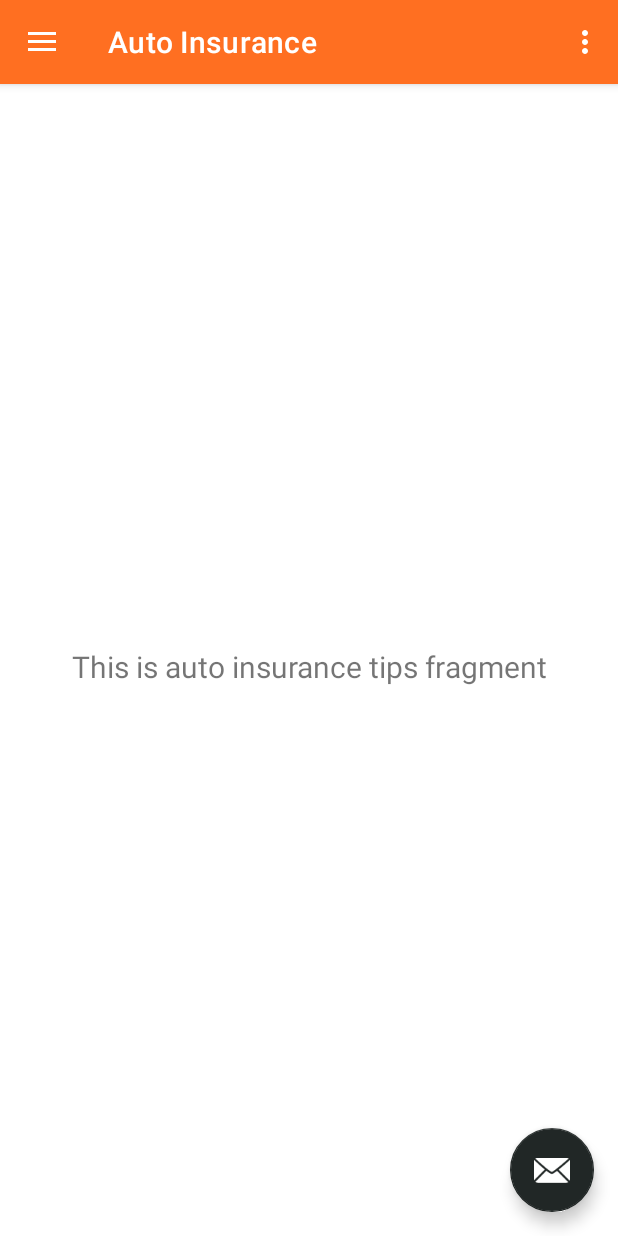
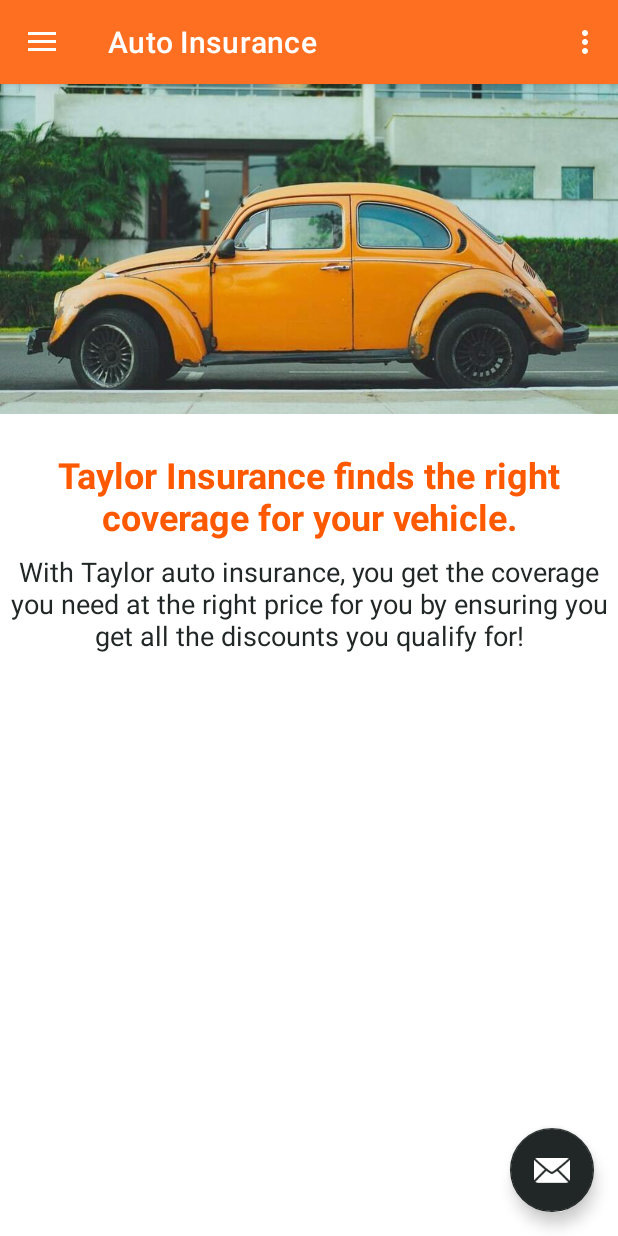
Before and after one commit to JLP763/CapstoneAndroidApp, an Android app: the MainActivity screen opened directly, with no data from a screen before it, in the side drawer, after a tap on "Auto Insurance", on a phone screen of 412 x 824 dp. Run offline under Robolectric (Android 15) with nearby library versions, the phone set to English and light mode, and no system bars; our stand-ins replace navigation-ui.

Commit message:
Worked on Auto Insurance fragment

```diff
--- a/app/build.gradle
+++ b/app/build.gradle
@@ -37,6 +37,7 @@
     implementation 'androidx.navigation:navigation-ui:2.3.2'
     implementation 'androidx.lifecycle:lifecycle-livedata-ktx:2.2.0'
     implementation 'androidx.lifecycle:lifecycle-viewmodel-ktx:2.2.0'
+    implementation 'com.google.android.gms:play-services-maps:17.0.0'
     testImplementation 'junit:junit:4.+'
     androidTestImplementation 'androidx.test.ext:junit:1.1.2'
     androidTestImplementation 'androidx.test.espresso:espresso-core:3.3.0'
--- a/app/src/main/java/com/example/taylorinsurance/ui/auto_insurance/AutoInsuranceViewModel.java
+++ b/app/src/main/java/com/example/taylorinsurance/ui/auto_insurance/AutoInsuranceViewModel.java
@@ -10,7 +10,7 @@
 
     public AutoInsuranceViewModel() {
         mText = new MutableLiveData<>();
-        mText.setValue("This is auto insurance tips fragment");
+        mText.setValue("With Taylor auto insurance, you get the coverage you need at the right price for you by ensuring you get all the discounts you qualify for!");
     }
 
     public LiveData<String> getText() {
--- a/app/src/main/java/com/example/taylorinsurance/ui/home_insurance/HomeInsuranceViewModel.java
+++ b/app/src/main/java/com/example/taylorinsurance/ui/home_insurance/HomeInsuranceViewModel.java
@@ -10,7 +10,7 @@
 
     public HomeInsuranceViewModel() {
         mText = new MutableLiveData<>();
-        mText.setValue("This is home insurance tips fragment");
+        //mText.setValue();
     }
 
     public LiveData<String> getText() {
--- a/app/src/main/res/layout/fragment_auto_insurance.xml
+++ b/app/src/main/res/layout/fragment_auto_insurance.xml
@@ -9,14 +9,46 @@
     <TextView
         android:id="@+id/text_auto_insurance"
         android:layout_width="match_parent"
-        android:layout_height="wrap_content"
-        android:layout_marginStart="8dp"
+        android:layout_height="0dp"
         android:layout_marginTop="8dp"
-        android:layout_marginEnd="8dp"
+        android:text="@string/autoInsuranceBody"
         android:textAlignment="center"
-        android:textSize="20sp"
+        android:textColor="#212726"
+        android:textSize="18sp"
         app:layout_constraintBottom_toBottomOf="parent"
         app:layout_constraintEnd_toEndOf="parent"
+        app:layout_constraintHorizontal_bias="0.0"
         app:layout_constraintStart_toStartOf="parent"
-        app:layout_constraintTop_toTopOf="parent" />
+        app:layout_constraintTop_toBottomOf="@+id/textView2" />
+
+    <ImageView
+        android:id="@+id/ivAuto"
+        android:layout_width="wrap_content"
+        android:layout_height="wrap_content"
+        android:contentDescription="@string/imgAuto"
+        android:src="@drawable/auto"
+        app:layout_constraintBottom_toTopOf="@+id/textView2"
+        app:layout_constraintEnd_toEndOf="parent"
+        app:layout_constraintHorizontal_bias="0.0"
+        app:layout_constraintStart_toStartOf="parent"
+        app:layout_constraintTop_toTopOf="parent"
+        app:layout_constraintVertical_bias="0.57" />
+
+    <TextView
+        android:id="@+id/textView2"
+        android:layout_width="wrap_content"
+        android:layout_height="wrap_content"
+        android:layout_marginTop="244dp"
+        android:text="@string/autoInsuranceHeader"
+        android:textAlignment="center"
+        android:textColor="@color/taylor_orange"
+        android:textSize="24sp"
+        android:textStyle="bold"
+        app:layout_constraintBottom_toTopOf="@+id/text_auto_insurance"
+        app:layout_constraintEnd_toEndOf="parent"
+        app:layout_constraintHorizontal_bias="0.498"
+        app:layout_constraintStart_toStartOf="parent"
+        app:layout_constraintTop_toTopOf="parent"
+        app:layout_constraintVertical_bias="0.0" />
+
 </androidx.constraintlayout.widget.ConstraintLayout>
--- a/app/src/main/res/layout/fragment_home_insurance.xml
+++ b/app/src/main/res/layout/fragment_home_insurance.xml
@@ -19,4 +19,19 @@
         app:layout_constraintEnd_toEndOf="parent"
         app:layout_constraintStart_toStartOf="parent"
         app:layout_constraintTop_toTopOf="parent" />
+
+    <ImageView
+        android:id="@+id/ivHome"
+        android:layout_width="501dp"
+        android:layout_height="352dp"
+        android:layout_marginBottom="300dp"
+        android:src="@drawable/home"
+        app:layout_constraintBottom_toTopOf="@+id/text_home_insurance"
+        app:layout_constraintEnd_toEndOf="parent"
+        app:layout_constraintHorizontal_bias="0.611"
+        app:layout_constraintStart_toStartOf="parent"
+        app:layout_constraintTop_toTopOf="parent"
+        app:layout_constraintVertical_bias="0.415"
+        android:contentDescription="@string/imgHome" />
+
 </androidx.constraintlayout.widget.ConstraintLayout>
--- a/app/src/main/res/values/strings.xml
+++ b/app/src/main/res/values/strings.xml
@@ -12,4 +12,8 @@
     <string name="taylor_insurance">Taylor Insurance</string>
     <string name="home_tips">Home Insurance</string>
     <string name="auto_tips">Auto Insurance</string>
+    <string name="imgAuto">imgAuto</string>
+    <string name="imgHome">imgHome</string>
+    <string name="autoInsuranceHeader">Taylor Insurance finds the right coverage for your vehicle.</string>
+    <string name="autoInsuranceBody">With Taylor auto insurance, you get the coverage you need at the right price for you by ensuring you get all the discounts you qualify for!</string>
 </resources>
```
Also changed, not shown: app/src/main/res/drawable/auto.jpg (added), app/src/main/res/drawable/auto_bright_original.jpg (added), app/src/main/res/drawable/home.jpg (added), app/src/main/res/drawable/home_bright_original.jpg (added).
